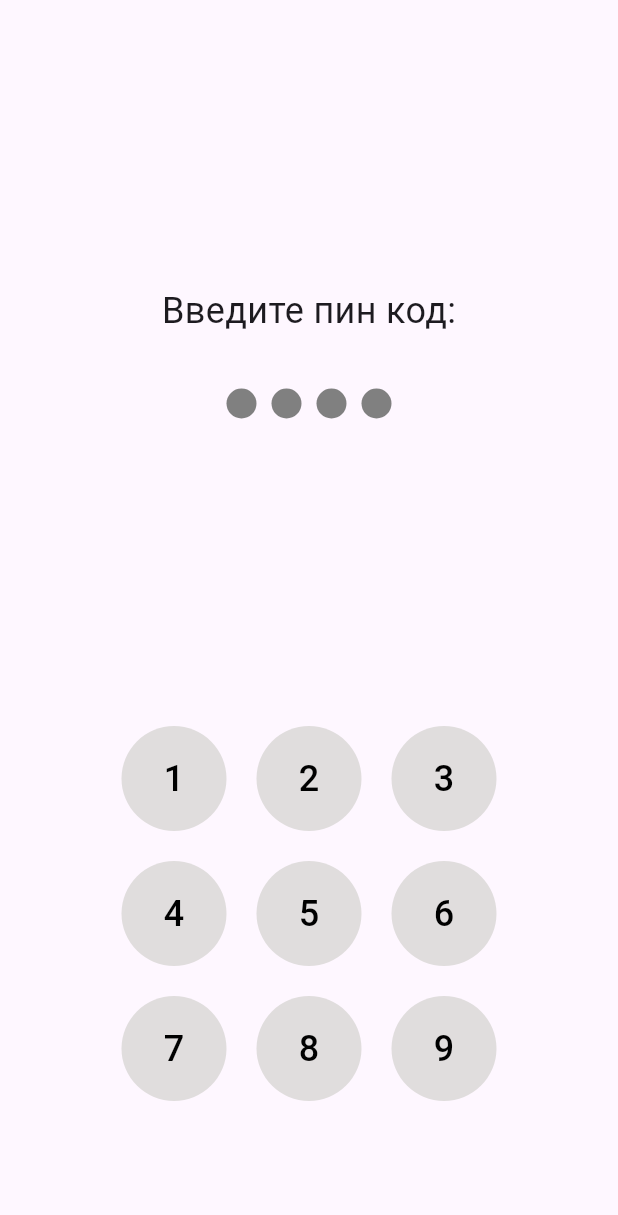
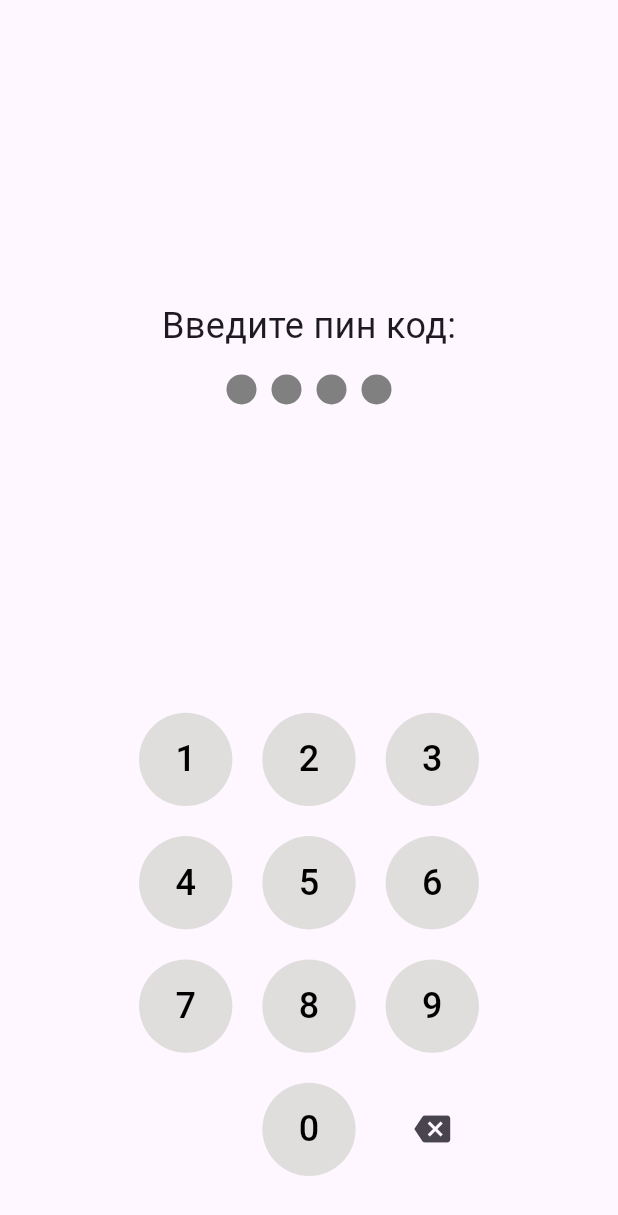
Before and after one commit to XdiVINityX/cosmo_news_to_do, a Flutter app: the screen it shows after launch, on a phone screen of 412 x 824 dp. Shown: the top 1215 px of the screen. Run offline on Flutter 3.47's test engine with Material 3 defaults, Android fonts, the phone set to English and light mode, and no system bars; our stand-ins replace flutter_secure_storage.

Commit message:
Изменил title в App Изменения в pin_code_view: - Виджет перекрашивается в зависимости от количества набранных символов - Добавлена строка с дополнительными кнопками (ноль и удаление) и их логика - Убран хардкод в отступах, большинство из них удалено или изменено на гораздо меньшие размеры. - Вместо GridView.count теперь используется GridView.builder Добавлен класс для хранения пин-кода и методы savePinCode и getPinCode

```diff
--- a/lib/src/features/app/presentation/view/app_view.dart
+++ b/lib/src/features/app/presentation/view/app_view.dart
@@ -9,7 +9,7 @@ class AppView extends StatelessWidget {
   Widget build(BuildContext context) {
     return MaterialApp(
       // TODO(fix): or application not "Flutter demo", right?
-      title: 'Flutter Demo',
+      title: 'Cosmo',
       theme: AppThemeData.light,
       darkTheme: AppThemeData.dark,
       // TODO(add): fix if it would be several themes
--- /dev/null
+++ b/lib/src/features/authentication/data/source/local/pin_secure_storage_service.dart
@@ -0,0 +1,13 @@
+import 'package:flutter_secure_storage/flutter_secure_storage.dart';
+
+class PinSecureStorageService {
+  final storage = const FlutterSecureStorage();
+
+  Future<void> savePinCode(String pin) async {
+    await storage.write(key: 'pinCode', value: pin);
+  }
+
+  Future<String?> getPinCode() async {
+    return await storage.read(key: 'pinCode');
+  }
+}
--- a/lib/src/features/authentication/presentation/view/pin_code_view.dart
+++ b/lib/src/features/authentication/presentation/view/pin_code_view.dart
@@ -1,4 +1,7 @@
+import 'dart:developer';
+
 import 'package:flutter/material.dart';
+
 
 class PinCodeView extends StatefulWidget {
   const PinCodeView({super.key});
@@ -8,7 +11,7 @@ class PinCodeView extends StatefulWidget {
 }
 
 class _PinCodeWidgetState extends State<PinCodeView> {
-  late String pin;
+   late String pin;
 
 
   @override
@@ -24,33 +27,52 @@ class _PinCodeWidgetState extends State<PinCodeView> {
         child: Column(
           mainAxisAlignment: MainAxisAlignment.center,
           children: [
-            /// аккуратнее с такими большими хардкодными размерами
-            /// Стоит обратить внимание на Expanded виджет,
-            /// а также FractionallySizedBox и подобные
-            const SizedBox(height: 100),
+            const Spacer(),
             const TextPinWidget(),
-            const SizedBox(height: 30),
-            const PinCodeArea(),
-            const SizedBox(height: 200),
-             NumberPad(onNumberPressed: _onButtonClick),
+            const SizedBox(height: 10),
+            PinCodeArea(pinLength: pin.length,setColor: _setColor),
+            const Spacer(),
+            NumberPad(
+                onNumberPressed: _onButtonNumberClick,
+                onDeletePressed: _onButtonDeleteClick
+            ),
+            const SizedBox(height: 40)
           ],
         ),
       ),
     );
   }
 
-
-  void _onButtonClick(String number) {
+  void _onButtonNumberClick(String number) {
     setState(() {
       if (pin.length < 4) {
         pin += number;
+        log('pinAdd = $pin');
       }
+      //TODO(add)  if number == 4 compare SecureStorage
     });
   }
+
+   void _onButtonDeleteClick() {
+     setState(() {
+       if (pin.isNotEmpty) {
+         pin = pin.substring(0,pin.length - 1);
+         log('pinDelete = $pin');
+       }
+     });
+   }
+
+   Color _setColor(int index) {
+    if (pin.length >= index + 1 && pin.isNotEmpty) {
+      return const Color(0xFF54BEA2);
+    }
+    return const Color(0xFF808080);
+  }
+
 }
 
 class TextPinWidget extends StatelessWidget {
-  const TextPinWidget({Key? key}) : super(key: key);
+  const TextPinWidget({super.key});
 
   @override
   Widget build(BuildContext context) {
@@ -61,9 +83,13 @@ class TextPinWidget extends StatelessWidget {
   }
 }
 
+class PinCodeArea extends StatelessWidget {
+  final Function(int) setColor;
+  final int pinLength;
 
-class PinCodeArea extends StatelessWidget {
-  const PinCodeArea({Key? key,}) : super(key: key);
+  const PinCodeArea({super.key,
+    required this.pinLength, required this.setColor,
+  });
 
   @override
   Widget build(BuildContext context) {
@@ -71,7 +97,8 @@ class PinCodeArea extends StatelessWidget {
       mainAxisAlignment: MainAxisAlignment.center,
       children: List.generate(4, (index) {
         return Container(
-          decoration: BoxDecoration(color: const Color(0xFF808080), borderRadius: BorderRadius.circular(10)),
+          decoration: BoxDecoration(color:
+          setColor(index), borderRadius: BorderRadius.circular(10)),
           margin: const EdgeInsets.all(5),
           width: 20,
           height: 20,
@@ -83,25 +110,34 @@ class PinCodeArea extends StatelessWidget {
 
 class NumberPad extends StatelessWidget {
   final Function(String) onNumberPressed;
-  const NumberPad({Key? key, required this.onNumberPressed}) : super(key: key);
+  final Function() onDeletePressed;
+  const NumberPad({super.key, required this.onNumberPressed, required this.onDeletePressed});
 
   @override
   Widget build(BuildContext context) {
-    return SizedBox(
-      width: 250,
-      height: 250,
-      child: Expanded(
-        child: GridView.count(
+    return FractionallySizedBox(
+      widthFactor: 0.55,
+      child: GridView.builder(
+        gridDelegate: const SliverGridDelegateWithFixedCrossAxisCount(
           crossAxisSpacing: 20,
           mainAxisSpacing: 20,
           crossAxisCount: 3,
-          physics: const NeverScrollableScrollPhysics(),
-          shrinkWrap: true,
-          children: List.generate(9, (index) {
-            var indexInc = index + 1;
-            return ButtonNumber(number: indexInc.toString(), onPressed: onNumberPressed);
-          }),
         ),
+        physics: const NeverScrollableScrollPhysics(),
+        shrinkWrap: true,
+        itemCount: 12,
+        itemBuilder:(context, index){
+          var number = index + 1;
+          if (number <= 9){
+            return ButtonNumber(number: number.toString(), onPressed: onNumberPressed);
+          }
+          switch(number){
+            case 10 : return const Spacer();
+            case 11 : return ButtonNumber(number: 0.toString(), onPressed: onNumberPressed);
+            case 12 : return IconButton(icon: const Icon(Icons.backspace),onPressed: onDeletePressed);
+          }
+          return null;
+        },
       ),
     );
   }
@@ -110,7 +146,7 @@ class NumberPad extends StatelessWidget {
 class ButtonNumber extends StatelessWidget {
   final String number;
   final Function(String) onPressed;
-  const ButtonNumber({Key? key, required this.number, required this.onPressed}) : super(key: key);
+  const ButtonNumber({super.key, required this.number, required this.onPressed});
 
   @override
   Widget build(BuildContext context) {
@@ -120,5 +156,4 @@ class ButtonNumber extends StatelessWidget {
       child: Text(number, style: const TextStyle(fontSize: 24, color: Color(0xFF000000))),
     );
   }
-
 }
--- a/pubspec.yaml
+++ b/pubspec.yaml
@@ -30,6 +30,7 @@ environment:
 dependencies:
   flutter:
     sdk: flutter
+  flutter_secure_storage: ^9.0.0
 
 
   # The following adds the Cupertino Icons font to your application.
@@ -45,7 +46,7 @@ dev_dependencies:
   # activated in the `analysis_options.yaml` file located at the root of your
   # package. See that file for information about deactivating specific lint
   # rules and activating additional ones.
-  flutter_lints: ^2.0.0
+  flutter_lints: ^3.0.0
 
 # For information on the generic Dart part of this file, see the
 # following page: https://dart.dev/tools/pub/pubspec
```
Also changed, not shown: pubspec.lock, 1 other file.
